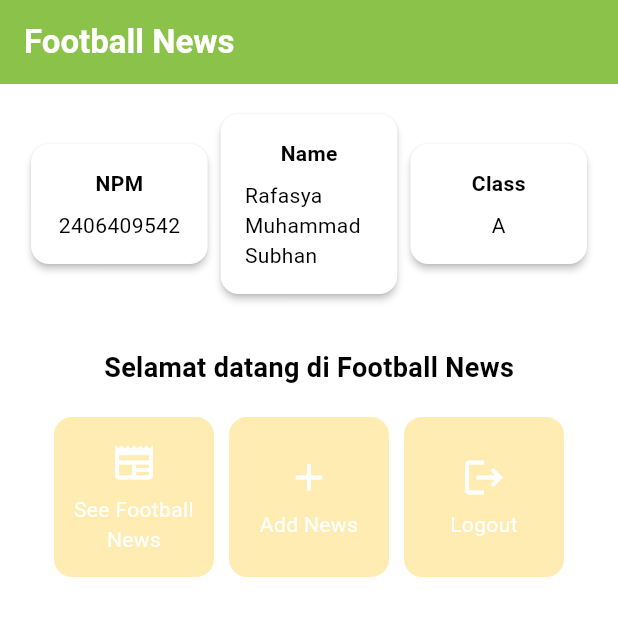
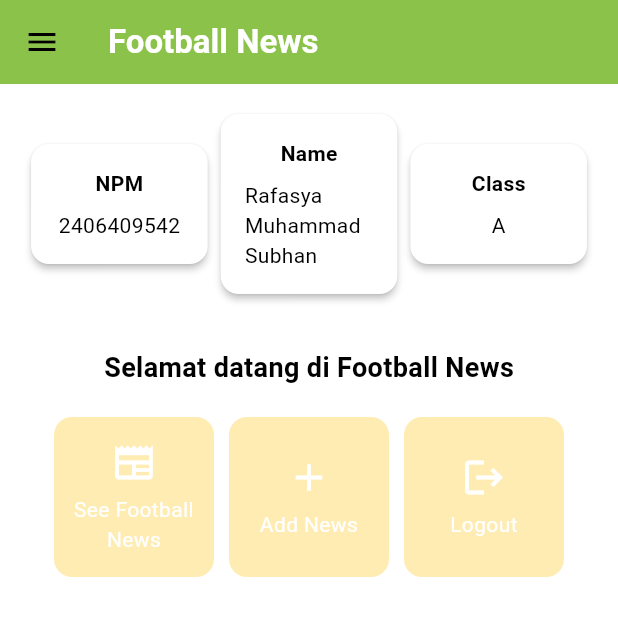
Before and after one commit to RafasyaSubhan/football-news-mobile, a Flutter app: the screen it shows after launch, on a phone screen of 412 x 824 dp, the top half of it. Run offline on Flutter 3.47's test engine with Material 3 defaults, Android fonts, the phone set to English and light mode, and no system bars.

```diff
--- a/lib/menu.dart
+++ b/lib/menu.dart
@@ -1,4 +1,5 @@
 import 'package:flutter/material.dart';
+import 'package:football_news/widgets/left_drawer.dart';
 
 class MyHomePage extends StatelessWidget {
     MyHomePage({super.key});
@@ -28,6 +29,7 @@ class MyHomePage extends StatelessWidget {
                 // Warna latar belakang AppBar diambil dari skema warna tema aplikasi.
                 backgroundColor: Theme.of(context).colorScheme.primary,
               ),
+              drawer: LeftDrawer(),
               // Body halaman dengan padding di sekelilingnya.
               body: Padding(
                 padding: const EdgeInsets.all(16.0),
```
